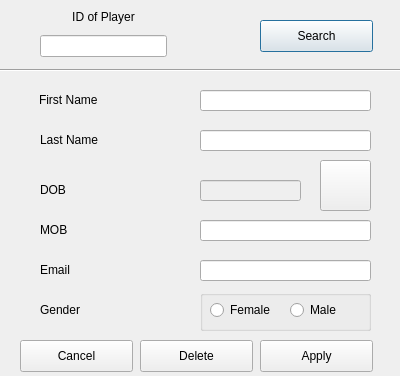
Qt form refine.ui (stefanmarjanovic/Comp) before a commit.
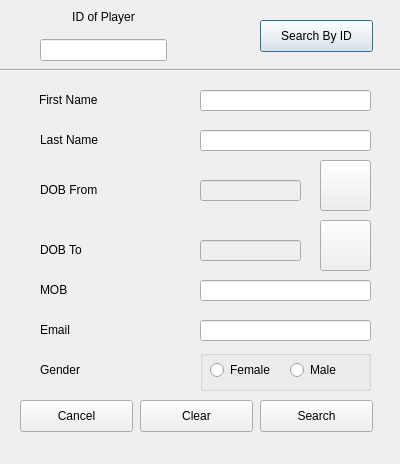
The same form after that commit. Icons and pictures are not drawn.

```diff
--- a/refine.ui
+++ b/refine.ui
@@ -7,7 +7,7 @@
     <x>0</x>
     <y>0</y>
     <width>400</width>
-    <height>376</height>
+    <height>464</height>
    </rect>
   </property>
   <property name="windowTitle">
@@ -23,7 +23,7 @@
     </rect>
    </property>
    <property name="text">
-    <string>DOB</string>
+    <string>DOB From</string>
    </property>
   </widget>
   <widget class="QLineEdit" name="lName">
@@ -40,7 +40,7 @@
    <property name="geometry">
     <rect>
      <x>200</x>
-     <y>260</y>
+     <y>320</y>
      <width>171</width>
      <height>21</height>
     </rect>
@@ -63,7 +63,7 @@
    <property name="geometry">
     <rect>
      <x>40</x>
-     <y>300</y>
+     <y>360</y>
      <width>121</width>
      <height>20</height>
     </rect>
@@ -76,7 +76,7 @@
    <property name="geometry">
     <rect>
      <x>260</x>
-     <y>340</y>
+     <y>400</y>
      <width>113</width>
      <height>32</height>
     </rect>
@@ -85,7 +85,7 @@
     <bool>false</bool>
    </property>
    <property name="text">
-    <string>Apply</string>
+    <string>Search</string>
    </property>
    <property name="autoDefault">
     <bool>false</bool>
@@ -101,7 +101,7 @@
    <property name="geometry">
     <rect>
      <x>20</x>
-     <y>340</y>
+     <y>400</y>
      <width>113</width>
      <height>32</height>
     </rect>
@@ -137,7 +137,7 @@
    <property name="geometry">
     <rect>
      <x>200</x>
-     <y>290</y>
+     <y>350</y>
      <width>171</width>
      <height>41</height>
     </rect>
@@ -179,7 +179,7 @@
    <property name="geometry">
     <rect>
      <x>200</x>
-     <y>220</y>
+     <y>280</y>
      <width>171</width>
      <height>21</height>
     </rect>
@@ -189,7 +189,7 @@
    <property name="geometry">
     <rect>
      <x>40</x>
-     <y>260</y>
+     <y>320</y>
      <width>121</width>
      <height>20</height>
     </rect>
@@ -202,7 +202,7 @@
    <property name="geometry">
     <rect>
      <x>40</x>
-     <y>220</y>
+     <y>280</y>
      <width>121</width>
      <height>20</height>
     </rect>
@@ -237,7 +237,7 @@
     <bool>false</bool>
    </property>
    <property name="text">
-    <string>Search</string>
+    <string>Search By ID</string>
    </property>
    <property name="autoDefault">
     <bool>false</bool>
@@ -253,7 +253,7 @@
    <property name="geometry">
     <rect>
      <x>140</x>
-     <y>340</y>
+     <y>400</y>
      <width>113</width>
      <height>32</height>
     </rect>
@@ -262,7 +262,7 @@
     <bool>true</bool>
    </property>
    <property name="text">
-    <string>Delete</string>
+    <string>Clear</string>
    </property>
   </widget>
   <widget class="QLineEdit" name="dob">
@@ -303,7 +303,7 @@
      <x>40</x>
      <y>10</y>
      <width>127</width>
-     <height>47</height>
+     <height>51</height>
     </rect>
    </property>
    <layout class="QVBoxLayout" name="verticalLayout">
@@ -322,6 +322,51 @@
     </item>
    </layout>
   </widget>
+  <widget class="QLabel" name="label_8">
+   <property name="geometry">
+    <rect>
+     <x>40</x>
+     <y>240</y>
+     <width>121</width>
+     <height>20</height>
+    </rect>
+   </property>
+   <property name="text">
+    <string>DOB To</string>
+   </property>
+  </widget>
+  <widget class="QPushButton" name="cal_2">
+   <property name="geometry">
+    <rect>
+     <x>320</x>
+     <y>220</y>
+     <width>51</width>
+     <height>51</height>
+    </rect>
+   </property>
+   <property name="styleSheet">
+    <string notr="true">border-image: url(:/calendar-1559935_960_720.png);</string>
+   </property>
+   <property name="text">
+    <string/>
+   </property>
+  </widget>
+  <widget class="QLineEdit" name="dob_2">
+   <property name="enabled">
+    <bool>false</bool>
+   </property>
+   <property name="geometry">
+    <rect>
+     <x>200</x>
+     <y>240</y>
+     <width>101</width>
+     <height>21</height>
+    </rect>
+   </property>
+   <property name="acceptDrops">
+    <bool>false</bool>
+   </property>
+  </widget>
  </widget>
  <tabstops>
   <tabstop>id</tabstop>
```
Left out of the diff: 4 changed lines with no effect on the pictures.
